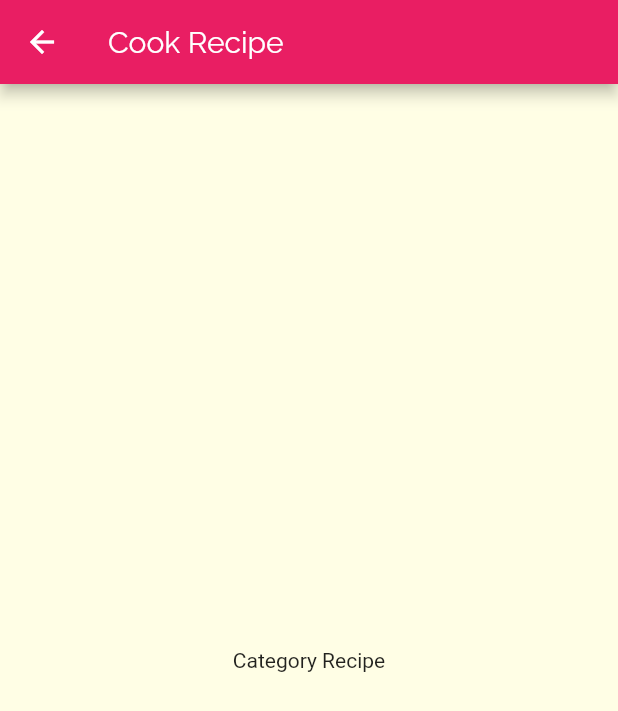
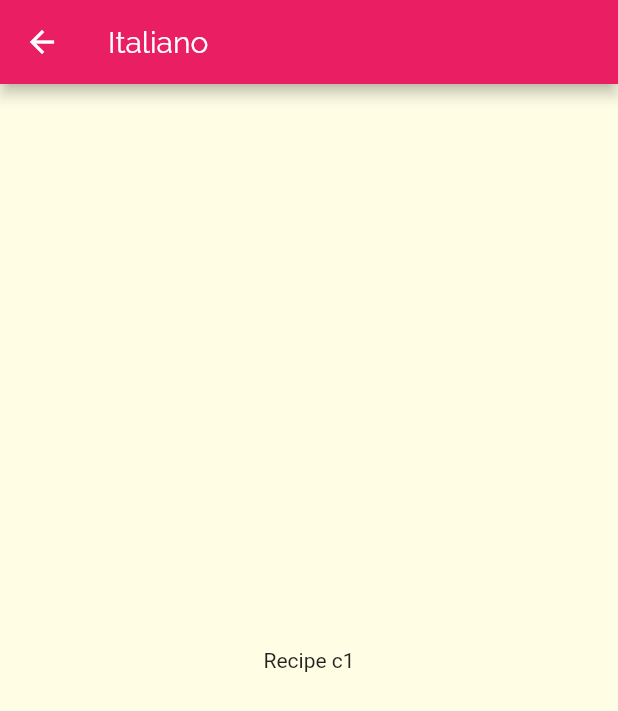
Before and after one commit to AlexandreCorcos/meals, a Flutter app: the screen it shows after launch, after a tap on "Italiano", on a phone screen of 412 x 824 dp. Shown: the top 711 px of the screen. Run offline on Flutter 3.47's test engine with Material 2 defaults, Android fonts, the phone set to English and light mode, and no system bars.

Commit message:
second commit

```diff
--- a/lib/components/category_item.dart
+++ b/lib/components/category_item.dart
@@ -8,12 +8,17 @@ class CategoryItem extends StatelessWidget {
   const CategoryItem(this.category);
 
   void _selectCategory(BuildContext context) {
-    Navigator.of(context).push(
-      MaterialPageRoute(
-        builder: (_) {
-          return CategoriesMealsScreen();
-        },
-      ),
+    // Navigator.of(context).push(
+    //   MaterialPageRoute(
+    //     builder: (_) {
+    //       return CategoriesMealsScreen(category);
+    //     },
+    //   ),
+    // );
+
+    Navigator.of(context).pushNamed(
+      '/categories-meals',
+      arguments: category,
     );
   }
 
--- a/lib/main.dart
+++ b/lib/main.dart
@@ -1,5 +1,7 @@
 import 'package:flutter/material.dart';
 import 'screens/categories_screen.dart';
+
+import 'screens/categories_meals_screen.dart';
 
 void main() => runApp(MyApp());
 
@@ -21,6 +23,9 @@ class MyApp extends StatelessWidget {
             ),
       ),
       home: CategoriesScreens(),
+      routes: {
+        '/categories-meals': (ctx) => CategoriesMealsScreen(),
+      },
     );
   }
 }
--- a/lib/screens/categories_meals_screen.dart
+++ b/lib/screens/categories_meals_screen.dart
@@ -1,14 +1,18 @@
 import 'package:flutter/material.dart';
+
+import '../models/category.dart';
 
 class CategoriesMealsScreen extends StatelessWidget {
   @override
   Widget build(BuildContext context) {
+    final category = ModalRoute.of(context).settings.arguments as Category;
+
     return Scaffold(
       appBar: AppBar(
-        title: Text('Cook Recipe'),
+        title: Text(category.title),
       ),
       body: Center(
-        child: Text('Category Recipe'),
+        child: Text('Recipe ${category.id}'),
       ),
     );
   }
```
